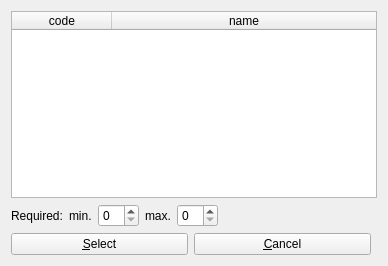
First picture: the form in client/uiforms/component_select.ui, repository Wolframe/configurator, before the edit.
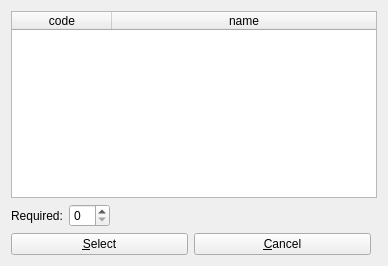
Second picture: the form after the edit. Icons and pictures are not drawn.

Commit message: fixed pictures in recipe_edit (using recipe pictures, not component pictures) recipe components have only a quantity, not a min and a max

The edit to the form file:
```diff
--- a/client/uiforms/component_select.ui
+++ b/client/uiforms/component_select.ui
@@ -122,30 +122,7 @@
      <item row="0" column="1">
       <layout class="QHBoxLayout" name="horizontalLayout_7">
        <item>
-        <widget class="QLabel" name="label_min_requires_3">
-         <property name="text">
-          <string>min.</string>
-         </property>
-         <property name="buddy">
-          <cstring>min_requires</cstring>
-         </property>
-        </widget>
-       </item>
-       <item>
-        <widget class="QSpinBox" name="min"/>
-       </item>
-       <item>
-        <widget class="QLabel" name="label_max_requires_3">
-         <property name="text">
-          <string>max.</string>
-         </property>
-         <property name="buddy">
-          <cstring>max</cstring>
-         </property>
-        </widget>
-       </item>
-       <item>
-        <widget class="QSpinBox" name="max"/>
+        <widget class="QSpinBox" name="quantity"/>
        </item>
        <item>
         <spacer name="horizontalSpacer_4">
```
Left out of the diff: 9 changed lines with no effect on the pictures. The commit also changes 3 other files.
